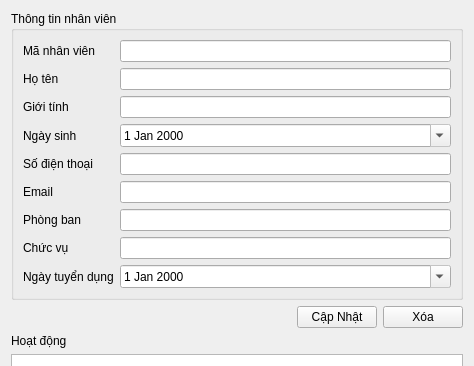
thinh-doan/sales-and-warehouse-management-system, file ui/employee_detail.ui: the form before one commit; both pictures show x 0 to 474 and y 0 to 366 of the 474 by 524 pixel window.
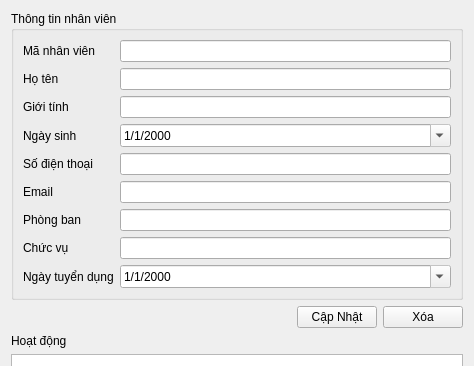
The form after the commit.

The edit to the form file:
```diff
--- a/ui/employee_detail.ui
+++ b/ui/employee_detail.ui
@@ -74,6 +74,9 @@
         <property name="readOnly">
          <bool>true</bool>
         </property>
+        <property name="displayFormat">
+         <string>d/M/yyyy</string>
+        </property>
         <property name="calendarPopup">
          <bool>true</bool>
         </property>
@@ -147,6 +150,9 @@
         <property name="readOnly">
          <bool>true</bool>
         </property>
+        <property name="displayFormat">
+         <string>d/M/yyyy</string>
+        </property>
         <property name="calendarPopup">
          <bool>true</bool>
         </property>
```
Left out of the diff: 24 changed lines with no effect on the pictures.
